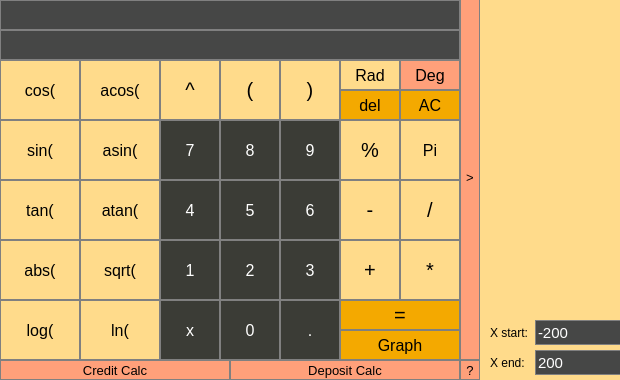
First picture: the form in src/view/calc/view_calc.ui, repository burshlatt/CPP_Qt_SmartCalc, before the edit; both pictures show x 0 to 620 and y 0 to 380 of the 960 by 380 pixel window.
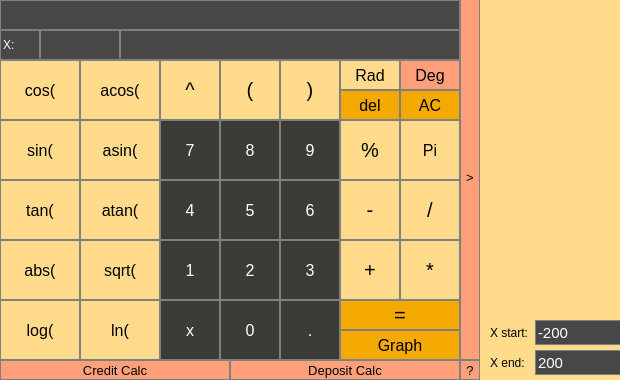
Second picture: the form after the edit. Custom widgets are drawn as their Qt base class.

Patch:
```diff
--- a/src/view/calc/view_calc.ui
+++ b/src/view/calc/view_calc.ui
@@ -1622,9 +1622,9 @@
    <widget class="QLineEdit" name="leOutput">
     <property name="geometry">
      <rect>
-      <x>0</x>
+      <x>120</x>
       <y>30</y>
-      <width>460</width>
+      <width>340</width>
       <height>30</height>
      </rect>
     </property>
@@ -1695,6 +1695,63 @@
      <string>Graph</string>
     </property>
    </widget>
+   <widget class="QLineEdit" name="leXLabel">
+    <property name="geometry">
+     <rect>
+      <x>0</x>
+      <y>30</y>
+      <width>40</width>
+      <height>30</height>
+     </rect>
+    </property>
+    <property name="font">
+     <font>
+      <pointsize>9</pointsize>
+     </font>
+    </property>
+    <property name="styleSheet">
+     <string notr="true">QLineEdit{
+	qproperty-alignment: 'AlignVCenter | AlignRight';
+	border: 1px solid gray;
+	background-color : #464746;
+	color: white;
+}
+</string>
+    </property>
+    <property name="text">
+     <string>X:</string>
+    </property>
+    <property name="readOnly">
+     <bool>true</bool>
+    </property>
+   </widget>
+   <widget class="QLineEdit" name="leXValue">
+    <property name="geometry">
+     <rect>
+      <x>40</x>
+      <y>30</y>
+      <width>80</width>
+      <height>30</height>
+     </rect>
+    </property>
+    <property name="font">
+     <font>
+      <pointsize>9</pointsize>
+     </font>
+    </property>
+    <property name="styleSheet">
+     <string notr="true">QLineEdit{
+	qproperty-alignment: 'AlignVCenter | AlignRight';
+	border: 1px solid gray;
+	background-color : #464746;
+	color: white;
+}
+</string>
+    </property>
+    <property name="readOnly">
+     <bool>false</bool>
+    </property>
+   </widget>
   </widget>
  </widget>
  <customwidgets>
```
Left out of the diff: 2 changed lines with no effect on the pictures.
